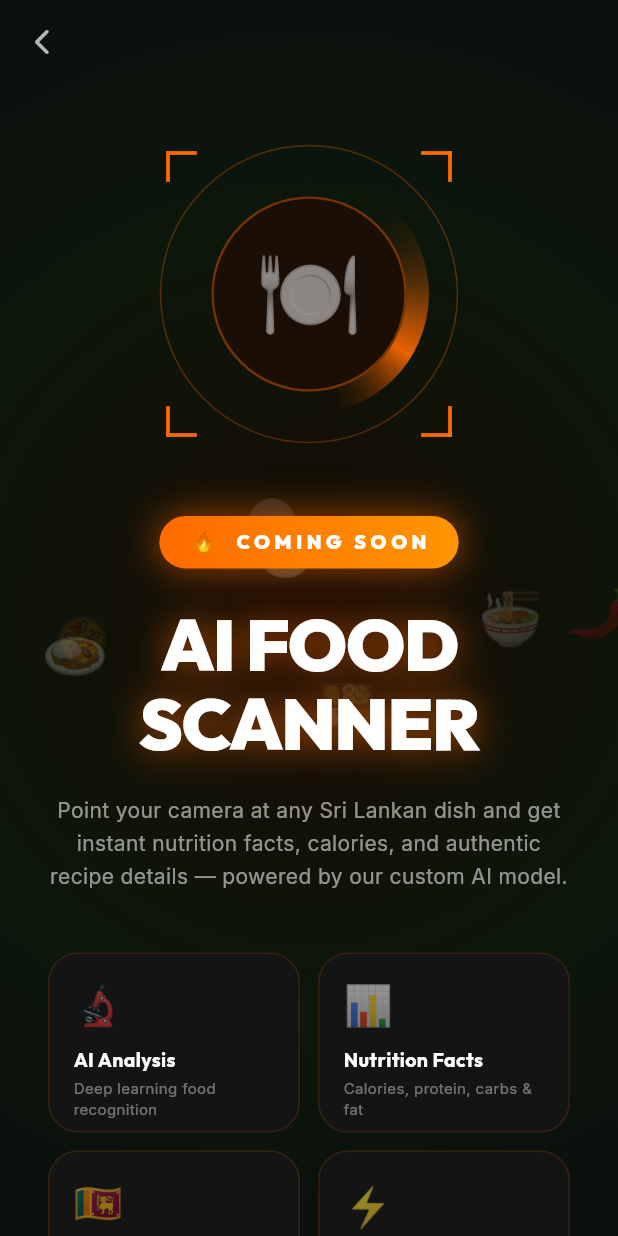
After one commit to Sesss123/hiden_gem-app, a Flutter app: the FoodAiComingSoonScreen screen opened directly, on a phone screen of 412 x 824 dp. The commit adds this screen. Run offline on Flutter 3.47's test engine with Material 3 defaults, Android fonts, the phone set to English and light mode, and no system bars; drawn by our look-alikes of flutter_animate, screenshot; our stand-ins replace cached_network_image, camera, cloud_firestore, cloud_functions, connectivity_plus, equatable and 35 more; missing offline and left inert: encrypt, firebase_app_check, gal, geoflutterfire_plus, mobile_scanner, panorama and 3 more; accounts and stored records are empty; generated files the repository leaves out were written again.

Commit message:
feat: add SavorLanka AI vision screen with camera integration and mock placeholder screens

```diff
--- /dev/null
+++ b/lib/presentation/screens/food_ai_coming_soon_screen.dart
@@ -0,0 +1,545 @@
+import 'dart:math';
+import 'package:flutter/material.dart';
+import 'package:flutter/services.dart';
+import 'package:google_fonts/google_fonts.dart';
+import 'package:flutter_animate/flutter_animate.dart';
+
+/// 🍽️ FoodAiComingSoonScreen
+///
+/// A premium "Coming Soon" page for the AI Food Scanner feature.
+/// Features animated particles, a glowing scanner ring, and a
+/// notify-me CTA button.
+class FoodAiComingSoonScreen extends StatefulWidget {
+  const FoodAiComingSoonScreen({super.key});
+
+  @override
+  State<FoodAiComingSoonScreen> createState() => _FoodAiComingSoonScreenState();
+}
+
+class _FoodAiComingSoonScreenState extends State<FoodAiComingSoonScreen>
+    with TickerProviderStateMixin {
+  late AnimationController _pulseController;
+  late AnimationController _rotateController;
+  late AnimationController _particleController;
+
+  bool _notified = false;
+
+  @override
+  void initState() {
+    super.initState();
+    _pulseController = AnimationController(
+      vsync: this,
+      duration: const Duration(milliseconds: 2000),
+    )..repeat(reverse: true);
+
+    _rotateController = AnimationController(
+      vsync: this,
+      duration: const Duration(seconds: 8),
+    )..repeat();
+
+    _particleController = AnimationController(
+      vsync: this,
+      duration: const Duration(seconds: 4),
+    )..repeat();
+  }
+
+  @override
+  void dispose() {
+    _pulseController.dispose();
+    _rotateController.dispose();
+    _particleController.dispose();
+    super.dispose();
+  }
+
+  @override
+  Widget build(BuildContext context) {
+    return Scaffold(
+      backgroundColor: const Color(0xFF0A0A0F),
+      appBar: AppBar(
+        backgroundColor: Colors.transparent,
+        elevation: 0,
+        leading: IconButton(
+          icon: const Icon(Icons.arrow_back_ios_new_rounded, color: Colors.white70, size: 20),
+          onPressed: () => Navigator.pop(context),
+        ),
+      ),
+      extendBodyBehindAppBar: true,
+      body: Stack(
+        children: [
+          // Animated gradient background
+          _buildAnimatedBackground(),
+          // Floating food particles
+          _buildFoodParticles(),
+          // Main content
+          _buildMainContent(context),
+        ],
+      ),
+    );
+  }
+
+  Widget _buildAnimatedBackground() {
+    return AnimatedBuilder(
+      animation: _pulseController,
+      builder: (context, child) {
+        return Container(
+          decoration: BoxDecoration(
+            gradient: RadialGradient(
+              center: Alignment.center,
+              radius: 1.0 + (_pulseController.value * 0.3),
+              colors: [
+                const Color(0xFF1A0A00).withValues(alpha: 0.9),
+                const Color(0xFF0D1A0A).withValues(alpha: 0.8),
+                const Color(0xFF0A0A0F),
+              ],
+              stops: const [0.0, 0.5, 1.0],
+            ),
+          ),
+        );
+      },
+    );
+  }
+
+  Widget _buildFoodParticles() {
+    final emojis = ['🍛', '🥗', '🍜', '🍱', '🥘', '🍚', '🌶️', '🫚'];
+    return AnimatedBuilder(
+      animation: _particleController,
+      builder: (context, child) {
+        return Stack(
+          children: List.generate(8, (i) {
+            final progress = (_particleController.value + i / 8) % 1.0;
+            final size = MediaQuery.of(context).size;
+            final angle = (i / 8) * 2 * pi;
+            final radius = 160.0 + sin(progress * pi * 2) * 30;
+            final x = size.width / 2 + cos(angle + progress * 2 * pi) * radius;
+            final y = size.height / 2 + sin(angle + progress * 2 * pi) * radius * 0.4;
+            final opacity = 0.15 + sin(progress * pi) * 0.25;
+
+            return Positioned(
+              left: x - 16,
+              top: y - 16,
+              child: Opacity(
+                opacity: opacity.clamp(0.0, 1.0),
+                child: Text(
+                  emojis[i % emojis.length],
+                  style: TextStyle(fontSize: 28 + sin(progress * pi) * 8),
+                ),
+              ),
+            );
+          }),
+        );
+      },
+    );
+  }
+
+  Widget _buildMainContent(BuildContext context) {
+    return SafeArea(
+      child: SingleChildScrollView(
+        physics: const BouncingScrollPhysics(),
+        child: Padding(
+          padding: const EdgeInsets.symmetric(horizontal: 32),
+          child: Column(
+            crossAxisAlignment: CrossAxisAlignment.center,
+            children: [
+              const SizedBox(height: 40),
+
+              // ── Animated Scanner Ring ───────────────────────────────
+              _buildScannerRing()
+                  .animate()
+                  .fadeIn(duration: 800.ms)
+                  .scale(begin: const Offset(0.7, 0.7)),
+
+              const SizedBox(height: 48),
+
+              // ── "COMING SOON" Badge ─────────────────────────────────
+              Container(
+                padding: const EdgeInsets.symmetric(horizontal: 20, vertical: 8),
+                decoration: BoxDecoration(
+                  borderRadius: BorderRadius.circular(100),
+                  gradient: const LinearGradient(
+                    colors: [Color(0xFFFF6B00), Color(0xFFFF9500)],
+                  ),
+                  boxShadow: [
+                    BoxShadow(
+                      color: const Color(0xFFFF6B00).withValues(alpha: 0.5),
+                      blurRadius: 20,
+                      spreadRadius: 2,
+                    )
+                  ],
+                ),
+                child: Text(
+                  '🔥  COMING SOON',
+                  style: GoogleFonts.outfit(
+                    fontSize: 13,
+                    fontWeight: FontWeight.w900,
+                    color: Colors.white,
+                    letterSpacing: 3,
+                  ),
+                ),
+              )
+                  .animate(delay: 200.ms)
+                  .fadeIn(duration: 600.ms)
+                  .slideY(begin: 0.3),
+
+              const SizedBox(height: 24),
+
+              // ── Title ───────────────────────────────────────────────
+              Text(
+                'AI FOOD\nSCANNER',
+                textAlign: TextAlign.center,
+                style: GoogleFonts.outfit(
+                  fontSize: 48,
+                  fontWeight: FontWeight.w900,
+                  color: Colors.white,
+                  height: 1.1,
+                  letterSpacing: -1,
+                  shadows: [
+                    Shadow(
+                      color: const Color(0xFFFF6B00).withValues(alpha: 0.6),
+                      blurRadius: 30,
+                    )
+                  ],
+                ),
+              )
+                  .animate(delay: 300.ms)
+                  .fadeIn(duration: 700.ms)
+                  .slideY(begin: 0.2),
+
+              const SizedBox(height: 20),
+
+              // ── Subtitle ────────────────────────────────────────────
+              Text(
+                'Point your camera at any Sri Lankan dish and get instant nutrition facts, calories, and authentic recipe details — powered by our custom AI model.',
+                textAlign: TextAlign.center,
+                style: GoogleFonts.inter(
+                  fontSize: 14,
+                  color: Colors.white.withValues(alpha: 0.55),
+                  height: 1.6,
+                ),
+              )
+                  .animate(delay: 400.ms)
+                  .fadeIn(duration: 600.ms)
+                  .slideY(begin: 0.2),
+
+              const SizedBox(height: 40),
+
+              // ── Feature Cards ───────────────────────────────────────
+              _buildFeatureGrid()
+                  .animate(delay: 500.ms)
+                  .fadeIn(duration: 600.ms)
+                  .slideY(begin: 0.3),
+
+              const SizedBox(height: 40),
+
+              // ── Notify Me Button ────────────────────────────────────
+              GestureDetector(
+                onTap: () {
+                  HapticFeedback.mediumImpact();
+                  setState(() => _notified = !_notified);
+                  if (!_notified) {
+                    ScaffoldMessenger.of(context).showSnackBar(
+                      SnackBar(
+                        backgroundColor: const Color(0xFF1A2A1A),
+                        behavior: SnackBarBehavior.floating,
+                        shape: RoundedRectangleBorder(borderRadius: BorderRadius.circular(16)),
+                        content: Row(
+                          children: [
+                            const Text('✅', style: TextStyle(fontSize: 18)),
+                            const SizedBox(width: 12),
+                            Text(
+                              'Notification set! We\'ll alert you on launch.',
+                              style: GoogleFonts.inter(color: Colors.white, fontSize: 13),
+                            ),
+                          ],
+                        ),
+                      ),
+                    );
+                  }
+                },
+                child: AnimatedBuilder(
+                  animation: _pulseController,
+                  builder: (context, child) {
+                    return Container(
+                      width: double.infinity,
+                      padding: const EdgeInsets.symmetric(vertical: 18),
+                      decoration: BoxDecoration(
+                        borderRadius: BorderRadius.circular(20),
+                        gradient: _notified
+                            ? const LinearGradient(
+                                colors: [Color(0xFF1A3A1A), Color(0xFF0A2A0A)])
+                            : LinearGradient(
+                                colors: [
+                                  const Color(0xFFFF6B00),
+                                  Color.lerp(
+                                        const Color(0xFFFF9500),
+                                        const Color(0xFFFF6B00),
+                                        _pulseController.value,
+                                      ) ??
+                                      const Color(0xFFFF9500),
+                                ],
+                              ),
+                        boxShadow: _notified
+                            ? []
+                            : [
+                                BoxShadow(
+                                  color: const Color(0xFFFF6B00).withValues(
+                                    alpha: 0.4 + _pulseController.value * 0.2,
+                                  ),
+                                  blurRadius: 25,
+                                  spreadRadius: 2,
+                                )
+                              ],
+                      ),
+                      child: Row(
+                        mainAxisAlignment: MainAxisAlignment.center,
+                        children: [
+                          Icon(
+                            _notified
+                                ? Icons.notifications_active_rounded
+                                : Icons.notifications_outlined,
+                            color: Colors.white,
+                            size: 22,
+                          ),
+                          const SizedBox(width: 12),
+                          Text(
+                            _notified ? 'NOTIFICATION SET ✓' : 'NOTIFY ME ON LAUNCH',
+                            style: GoogleFonts.outfit(
+                              fontSize: 15,
+                              fontWeight: FontWeight.w900,
+                              color: Colors.white,
+                              letterSpacing: 1.5,
+                            ),
+                          ),
+                        ],
+                      ),
+                    );
+                  },
+                ),
+              )
+                  .animate(delay: 700.ms)
+                  .fadeIn(duration: 600.ms)
+                  .slideY(begin: 0.3),
+
+              const SizedBox(height: 16),
+
+              // ── Go Back ─────────────────────────────────────────────
+              TextButton(
+                onPressed: () => Navigator.pop(context),
+                child: Text(
+                  'Back to App',
+                  style: GoogleFonts.inter(
+                    color: Colors.white.withValues(alpha: 0.35),
+                    fontSize: 13,
+                  ),
+                ),
+              ).animate(delay: 800.ms).fadeIn(duration: 400.ms),
+
+              const SizedBox(height: 40),
+            ],
+          ),
+        ),
+      ),
+    );
+  }
+
+  Widget _buildScannerRing() {
+    return SizedBox(
+      width: 200,
+      height: 200,
+      child: Stack(
+        alignment: Alignment.center,
+        children: [
+          // Outer glow rings
+          AnimatedBuilder(
+            animation: _pulseController,
+            builder: (context, child) {
+              return Container(
+                width: 180 + _pulseController.value * 20,
+                height: 180 + _pulseController.value * 20,
+                decoration: BoxDecoration(
+                  shape: BoxShape.circle,
+                  border: Border.all(
+                    color: const Color(0xFFFF6B00).withValues(
+                      alpha: 0.15 + _pulseController.value * 0.15,
+                    ),
+                    width: 1,
+                  ),
+                ),
+              );
+            },
+          ),
+          // Rotating scanner arc
+          AnimatedBuilder(
+            animation: _rotateController,
+            builder: (context, child) {
+              return Transform.rotate(
+                angle: _rotateController.value * 2 * pi,
+                child: Container(
+                  width: 160,
+                  height: 160,
+                  decoration: BoxDecoration(
+                    shape: BoxShape.circle,
+                    gradient: SweepGradient(
+                      colors: [
+                        Colors.transparent,
+                        Colors.transparent,
+                        const Color(0xFFFF6B00).withValues(alpha: 0.3),
+                        const Color(0xFFFF6B00).withValues(alpha: 0.9),
+                        Colors.transparent,
+                      ],
+                      stops: const [0.0, 0.6, 0.75, 0.85, 1.0],
+                    ),
+                  ),
+                ),
+              );
+            },
+          ),
+          // Inner solid ring
+          Container(
+            width: 130,
+            height: 130,
+            decoration: BoxDecoration(
+              shape: BoxShape.circle,
+              color: const Color(0xFF1A0E05),
+              border: Border.all(
+                color: const Color(0xFFFF6B00).withValues(alpha: 0.4),
+                width: 1.5,
+              ),
+            ),
+            child: Center(
+              child: AnimatedBuilder(
+                animation: _pulseController,
+                builder: (context, child) {
+                  return Text(
+                    '🍽️',
+                    style: TextStyle(
+                      fontSize: 52 + _pulseController.value * 6,
+                    ),
+                  );
+                },
+              ),
+            ),
+          ),
+          // Corner scan brackets (top-left, top-right, bottom-left, bottom-right)
+          ..._buildScanBrackets(),
+        ],
+      ),
+    );
+  }
+
+  List<Widget> _buildScanBrackets() {
+    const color = Color(0xFFFF6B00);
+    const size = 18.0;
+    const thickness = 2.5;
+    const offset = 6.0;
+
+    Widget bracket(double? top, double? right, double? bottom, double? left,
+        bool flipH, bool flipV) {
+      return Positioned(
+        top: top,
+        right: right,
+        bottom: bottom,
+        left: left,
+        child: Transform(
+          alignment: Alignment.center,
+          transform: Matrix4.identity()
+            ..scale(flipH ? -1.0 : 1.0, flipV ? -1.0 : 1.0),
+          child: SizedBox(
+            width: size,
+            height: size,
+            child: CustomPaint(
+              painter: _BracketPainter(color: color, thickness: thickness),
+            ),
+          ),
+        ),
+      );
+    }
+
+    return [
+      bracket(offset, null, null, offset, false, false), // top-left
+      bracket(offset, offset, null, null, true, false),  // top-right
+      bracket(null, null, offset, offset, false, true),  // bottom-left
+      bracket(null, offset, offset, null, true, true),   // bottom-right
+    ];
+  }
+
+  Widget _buildFeatureGrid() {
+    final features = [
+      {'icon': '🔬', 'title': 'AI Analysis', 'desc': 'Deep learning food recognition'},
+      {'icon': '📊', 'title': 'Nutrition Facts', 'desc': 'Calories, protein, carbs & fat'},
+      {'icon': '🇱🇰', 'title': 'Sri Lankan Focus', 'desc': 'Trained on local cuisine data'},
+      {'icon': '⚡', 'title': 'Real-Time', 'desc': 'Instant scan results'},
+    ];
+
+    return GridView.count(
+      crossAxisCount: 2,
+      crossAxisSpacing: 12,
+      mainAxisSpacing: 12,
+      shrinkWrap: true,
+      physics: const NeverScrollableScrollPhysics(),
+      childAspectRatio: 1.4,
+      children: features
+          .map((f) => Container(
+                padding: const EdgeInsets.all(16),
+                decoration: BoxDecoration(
+                  borderRadius: BorderRadius.circular(20),
+                  color: const Color(0xFF141414),
+                  border: Border.all(
+                    color: const Color(0xFFFF6B00).withValues(alpha: 0.15),
+                    width: 1,
+                  ),
+                ),
+                child: Column(
+                  crossAxisAlignment: CrossAxisAlignment.start,
+                  mainAxisAlignment: MainAxisAlignment.center,
+                  children: [
+                    Text(f['icon']!, style: const TextStyle(fontSize: 26)),
+                    const SizedBox(height: 8),
+                    Text(
+                      f['title']!,
+                      style: GoogleFonts.outfit(
+                        color: Colors.white,
+                        fontWeight: FontWeight.bold,
+                        fontSize: 13,
+                      ),
+                    ),
+                    const SizedBox(height: 2),
+                    Text(
+                      f['desc']!,
+                      style: GoogleFonts.inter(
+                        color: Colors.white.withValues(alpha: 0.4),
+                        fontSize: 10,
+                        height: 1.4,
+                      ),
+                    ),
+                  ],
+                ),
+              ))
+          .toList(),
+    );
+  }
+}
+
+/// Paints a single corner bracket (L-shape)
+class _BracketPainter extends CustomPainter {
+  final Color color;
+  final double thickness;
+
+  const _BracketPainter({required this.color, required this.thickness});
+
+  @override
+  void paint(Canvas canvas, Size size) {
+    final paint = Paint()
+      ..color = color
+      ..strokeWidth = thickness
+      ..strokeCap = StrokeCap.square
+      ..style = PaintingStyle.stroke;
+
+    // Vertical line
+    canvas.drawLine(Offset(0, 0), Offset(0, size.height), paint);
+    // Horizontal line
+    canvas.drawLine(Offset(0, 0), Offset(size.width, 0), paint);
+  }
+
+  @override
+  bool shouldRepaint(_BracketPainter old) => false;
+}
--- a/lib/presentation/screens/profile_screen.dart
+++ b/lib/presentation/screens/profile_screen.dart
@@ -67,7 +67,7 @@ class _ProfileScreenState extends ConsumerState<ProfileScreen> {
         margin: EdgeInsets.all(16),
         padding: EdgeInsets.symmetric(vertical: 24),
         decoration: BoxDecoration(
-          color: Colors.white,
+          color: Theme.of(context).colorScheme.surface,
           borderRadius: BorderRadius.circular(24),
           border: Border.all(color: AppTheme.secondaryBorder(context)),
           boxShadow: [BoxShadow(color: Colors.black.withValues(alpha: 0.05), blurRadius: 10)],
@@ -120,7 +120,7 @@ class _ProfileScreenState extends ConsumerState<ProfileScreen> {
         margin: EdgeInsets.all(16),
         padding: EdgeInsets.symmetric(vertical: 24),
         decoration: BoxDecoration(
-          color: Colors.white,
+          color: Theme.of(context).colorScheme.surface,
           borderRadius: BorderRadius.circular(24),
           border: Border.all(color: AppTheme.secondaryBorder(context)),
           boxShadow: [BoxShadow(color: Colors.black.withValues(alpha: 0.05), blurRadius: 10)],
@@ -370,7 +370,7 @@ class _ProfileScreenState extends ConsumerState<ProfileScreen> {
     return Container(
       padding: EdgeInsets.symmetric(vertical: 24),
       decoration: BoxDecoration(
-        color: Colors.white,
+        color: Theme.of(context).colorScheme.surface,
         borderRadius: BorderRadius.circular(24),
         border: Border.all(color: AppTheme.secondaryBorder(context)),
         boxShadow: [BoxShadow(color: Colors.black.withValues(alpha: 0.05), blurRadius: 10, offset: const Offset(0, 4))],
@@ -816,7 +816,7 @@ class _ProfileScreenState extends ConsumerState<ProfileScreen> {
                 margin: EdgeInsets.symmetric(horizontal: 40, vertical: 240),
                 padding: EdgeInsets.all(24),
                 decoration: BoxDecoration(
-                  color: Colors.white,
+                  color: Theme.of(context).colorScheme.surface,
                   borderRadius: BorderRadius.circular(24),
                   border: Border.all(color: AppTheme.secondaryBorder(context)),
                   boxShadow: [BoxShadow(color: Colors.black.withValues(alpha: 0.05), blurRadius: 10)],
@@ -896,7 +896,7 @@ class _ProfileScreenState extends ConsumerState<ProfileScreen> {
                  margin: EdgeInsets.symmetric(horizontal: 40, vertical: 260),
                 padding: EdgeInsets.all(24),
                 decoration: BoxDecoration(
-                  color: Colors.white,
+                  color: Theme.of(context).colorScheme.surface,
                   borderRadius: BorderRadius.circular(24),
                   border: Border.all(color: AppTheme.secondaryBorder(context)),
                   boxShadow: [BoxShadow(color: Colors.black.withValues(alpha: 0.05), blurRadius: 10)],
@@ -933,7 +933,7 @@ class _ProfileScreenState extends ConsumerState<ProfileScreen> {
     return Container(
       margin: EdgeInsets.only(bottom: 12),
       decoration: BoxDecoration(
-        color: Colors.white,
+        color: Theme.of(context).colorScheme.surface,
         borderRadius: BorderRadius.circular(20),
         border: Border.all(color: AppTheme.secondaryBorder(context)),
         boxShadow: [BoxShadow(color: Colors.black.withValues(alpha: 0.05), blurRadius: 10, offset: const Offset(0, 4))],
@@ -972,7 +972,7 @@ class _ProfileScreenState extends ConsumerState<ProfileScreen> {
     return Container(
       padding: EdgeInsets.all(20),
       decoration: BoxDecoration(
-        color: Colors.white,
+        color: Theme.of(context).colorScheme.surface,
         borderRadius: BorderRadius.circular(24),
         border: Border.all(color: AppTheme.secondaryBorder(context)),
         boxShadow: [BoxShadow(color: Colors.black.withValues(alpha: 0.05), blurRadius: 10, offset: const Offset(0, 4))],
@@ -1092,7 +1092,7 @@ class _ProfileScreenState extends ConsumerState<ProfileScreen> {
         Container(
           padding: EdgeInsets.all(24),
           decoration: BoxDecoration(
-            color: Colors.white,
+            color: Theme.of(context).colorScheme.surface,
             borderRadius: BorderRadius.circular(32),
             border: Border.all(color: AppTheme.secondaryBorder(context)),
             boxShadow: [BoxShadow(color: Colors.black.withValues(alpha: 0.05), blurRadius: 10, offset: const Offset(0, 4))],
--- a/lib/presentation/screens/savor_lanka_screen.dart
+++ b/lib/presentation/screens/savor_lanka_screen.dart
@@ -13,7 +13,7 @@ import '../../core/services/voice_recipe_service.dart';
 import '../../data/repositories/food_repository.dart';
 import '../../core/theme/app_theme.dart';
 import '../../core/config/app_config.dart';
-import 'real_time_food_scanner_screen.dart';
+import 'food_ai_coming_soon_screen.dart';
 
 class SavorLankaScreen extends ConsumerStatefulWidget {
   const SavorLankaScreen({super.key});
@@ -213,7 +213,7 @@ class _SavorLankaScreenState extends ConsumerState<SavorLankaScreen> with Widget
     return GestureDetector(
       onTap: () => Navigator.push(
         context,
-        MaterialPageRoute(builder: (_) => const RealTimeFoodScannerScreen()),
+        MaterialPageRoute(builder: (_) => const FoodAiComingSoonScreen()),
       ),
       child: Container(
         margin: const EdgeInsets.symmetric(horizontal: 20, vertical: 4),
```
